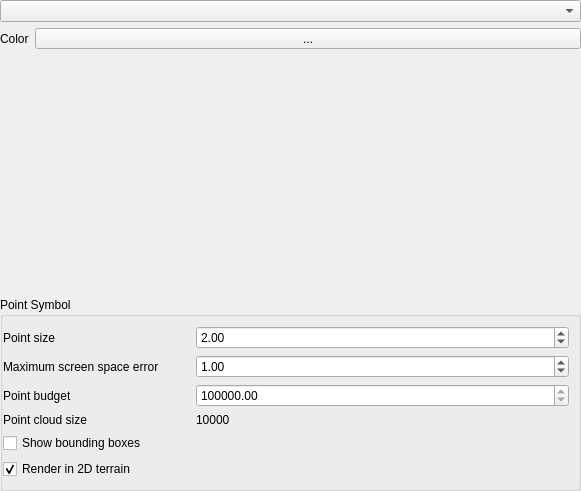
Above: src/ui/3d/qgspointcloud3dsymbolwidget.ui from qgis/QGIS before the change. Below: the same form after it.
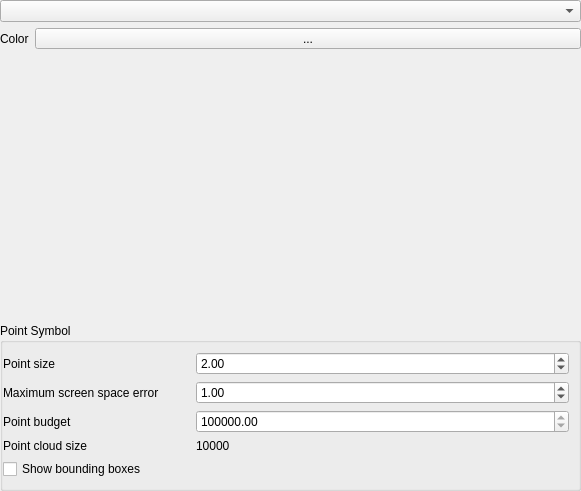
That is the form after the change. Custom widgets are drawn as their Qt base class.

Commit message: switch to layer terrain rendering when no 3d renderer is set

```diff
--- a/src/ui/3d/qgspointcloud3dsymbolwidget.ui
+++ b/src/ui/3d/qgspointcloud3dsymbolwidget.ui
@@ -132,16 +132,6 @@
         </property>
        </widget>
       </item>
-      <item row="5" column="0">
-       <widget class="QCheckBox" name="mRenderTo3dTerrainCheckBox">
-        <property name="text">
-         <string>Render in 2D terrain</string>
-        </property>
-        <property name="checked">
-         <bool>true</bool>
-        </property>
-       </widget>
-      </item>
      </layout>
     </widget>
    </item>
@@ -540,17 +530,17 @@
   </layout>
  </widget>
  <customwidgets>
+  <customwidget>
+   <class>QgsDoubleSpinBox</class>
+   <extends>QDoubleSpinBox</extends>
+   <header>qgsdoublespinbox.h</header>
+  </customwidget>
   <customwidget>
    <class>QgsColorButton</class>
    <extends>QToolButton</extends>
    <header>qgscolorbutton.h</header>
    <container>1</container>
   </customwidget>
-  <customwidget>
-   <class>QgsDoubleSpinBox</class>
-   <extends>QDoubleSpinBox</extends>
-   <header>qgsdoublespinbox.h</header>
-  </customwidget>
   <customwidget>
    <class>QgsColorRampShaderWidget</class>
    <extends>QWidget</extends>
```
The commit also changes 9 other files.
